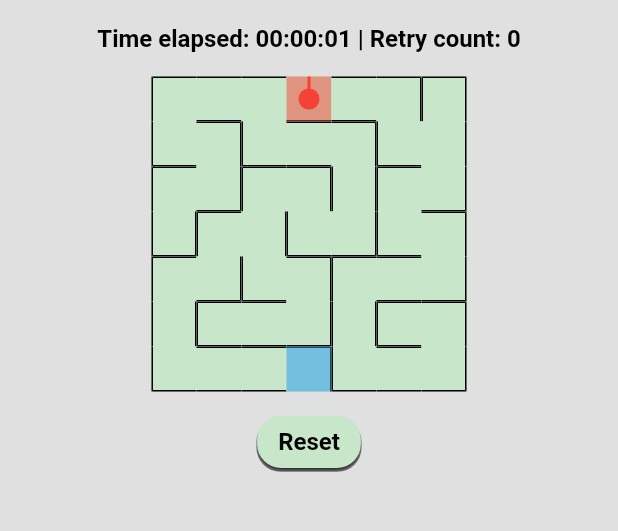
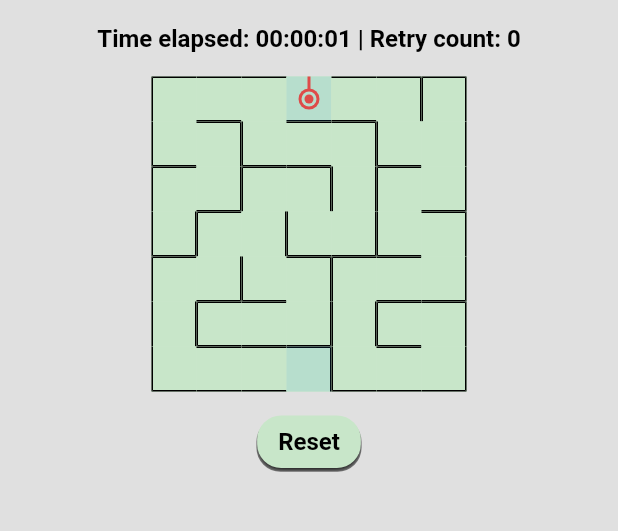
Before and after one commit to lkandrea/flutter_slidiv, a Flutter app: the screen it shows after launch, after a tap on "Level 1", on a phone screen of 412 x 824 dp, the part 81-612 px from its top. Run offline on Flutter 3.47's test engine with Material 2 defaults, Android fonts, the phone set to English and light mode, and no system bars.

Commit message:
Re-color

```diff
--- a/lib/maze_widget/rectangular_maze.dart
+++ b/lib/maze_widget/rectangular_maze.dart
@@ -169,21 +169,19 @@ class _RectangularMazeState extends State<RectangularMaze> {
           outDirection: _mazeMoveOutDirections[rowIndex][columnIndex],
         );
 
-        final startColor = (widget.mazeData.getInitialY() == rowIndex &&
-                widget.mazeData.getInitialX() == columnIndex)
-            ? Colors.red.withOpacity(0.5)
-            : null;
+        final isStartPoint = widget.mazeData.getInitialY() == rowIndex &&
+            widget.mazeData.getInitialX() == columnIndex;
 
-        final endColor = (widget.mazeData.getFinishY() == rowIndex &&
-                widget.mazeData.getFinishX() == columnIndex)
-            ? Colors.blue.withOpacity(0.5)
-            : null;
+        final isEndPoint = widget.mazeData.getFinishY() == rowIndex &&
+            widget.mazeData.getFinishX() == columnIndex;
 
         mazeRow.add(tile);
         return Container(
           color: _mazeColor,
           foregroundDecoration: BoxDecoration(
-            color: startColor ?? endColor,
+            color: isStartPoint || isEndPoint
+                ? Colors.blue.withOpacity(0.1)
+                : null,
           ),
           child: tile,
         );
--- a/lib/maze_widget/rectangular_tile.dart
+++ b/lib/maze_widget/rectangular_tile.dart
@@ -135,6 +135,20 @@ class _RectangularTileState extends State<RectangularTile> {
               shape: BoxShape.circle,
               color: Colors.red,
             ),
+            child: Container(
+              margin: const EdgeInsets.all(2.0),
+              decoration: BoxDecoration(
+                shape: BoxShape.circle,
+                color: widget.tileColor,
+              ),
+              child: Container(
+                margin: const EdgeInsets.all(2.0),
+                decoration: const BoxDecoration(
+                  shape: BoxShape.circle,
+                  color: Colors.red,
+                ),
+              ),
+            ),
           ),
         ],
       ),
```
